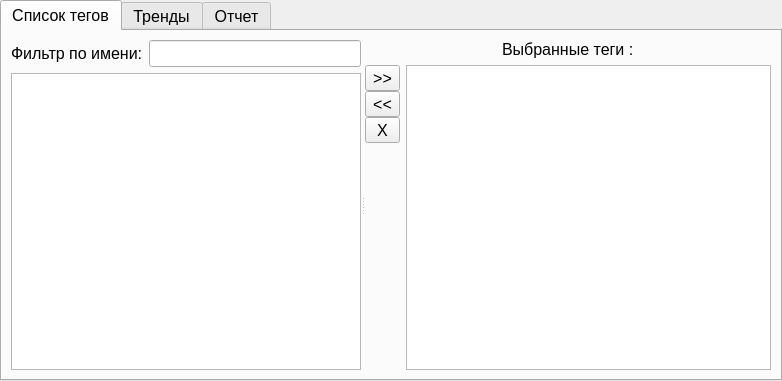
Old version of the form subform.ui in the repository Jaskievich/Jaskevich.
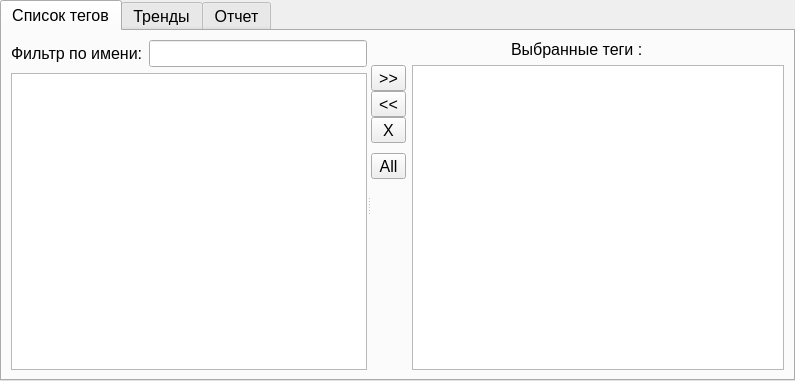
New version of the form. Icons and pictures are not drawn.

```diff
--- a/subform.ui
+++ b/subform.ui
@@ -183,6 +183,35 @@
                  </property>
                 </widget>
                </item>
+               <item>
+                <spacer name="verticalSpacer">
+                 <property name="orientation">
+                  <enum>Qt::Vertical</enum>
+                 </property>
+                 <property name="sizeType">
+                  <enum>QSizePolicy::Minimum</enum>
+                 </property>
+                 <property name="sizeHint" stdset="0">
+                  <size>
+                   <width>20</width>
+                   <height>10</height>
+                  </size>
+                 </property>
+                </spacer>
+               </item>
+               <item>
+                <widget class="QToolButton" name="toolButton_SelectAll">
+                 <property name="sizePolicy">
+                  <sizepolicy hsizetype="Preferred" vsizetype="Fixed">
+                   <horstretch>0</horstretch>
+                   <verstretch>0</verstretch>
+                  </sizepolicy>
+                 </property>
+                 <property name="text">
+                  <string>All</string>
+                 </property>
+                </widget>
+               </item>
                <item>
                 <spacer name="verticalSpacer_4">
                  <property name="orientation">
@@ -475,6 +504,13 @@
            </property>
           </widget>
          </item>
+         <item>
+          <widget class="QToolButton" name="toolButton_SaveCSV">
+           <property name="text">
+            <string>CSV</string>
+           </property>
+          </widget>
+         </item>
          <item>
           <spacer name="horizontalSpacer_3">
            <property name="orientation">
```
